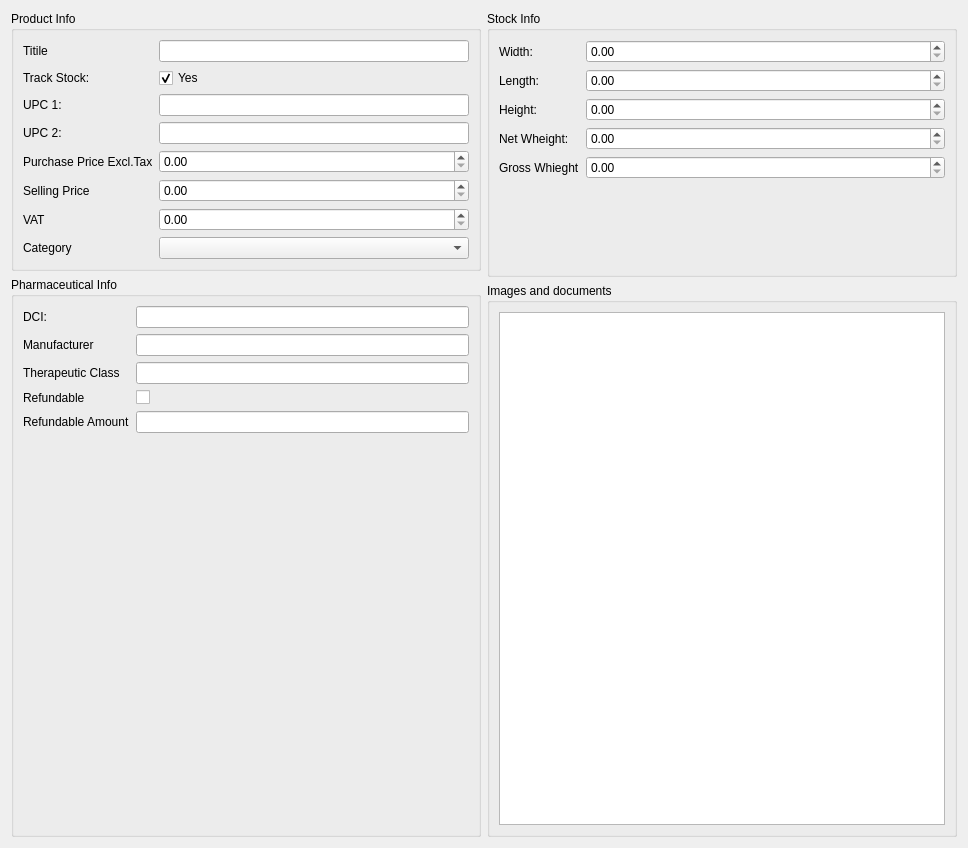
The window that catalog/products_ui/AddProductDialog.ui (cubicalia/apotekia) describes before a commit, drawn with Qt 5.
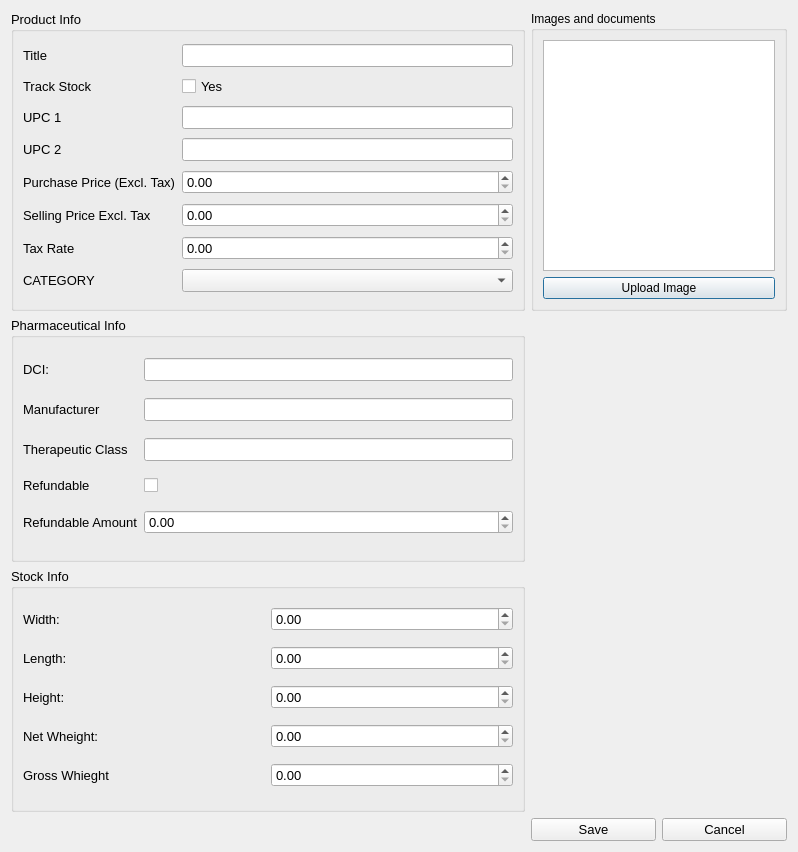
The same window after the commit.

Commit message: Add Product Dialog functionality added

The edit to the form file:
```diff
--- a/catalog/products_ui/AddProductDialog.ui
+++ b/catalog/products_ui/AddProductDialog.ui
@@ -1,276 +1,298 @@
 <?xml version="1.0" encoding="UTF-8"?>
 <ui version="4.0">
  <class>AddProductDialog</class>
- <widget class="QWidget" name="AddProductDialog">
+ <widget class="QDialog" name="AddProductDialog">
   <property name="geometry">
    <rect>
     <x>0</x>
     <y>0</y>
-    <width>968</width>
-    <height>848</height>
+    <width>798</width>
+    <height>852</height>
    </rect>
   </property>
   <property name="windowTitle">
-   <string>Form</string>
+   <string>Dialog</string>
   </property>
-  <layout class="QGridLayout" name="gridLayout">
-   <item row="0" column="2" rowspan="2">
-    <widget class="QGroupBox" name="groupBox_3">
-     <property name="title">
-      <string>Stock Info</string>
-     </property>
-     <layout class="QFormLayout" name="formLayout_3">
-      <item row="0" column="0">
-       <widget class="QLabel" name="widthLabel">
-        <property name="text">
-         <string>Width:</string>
-        </property>
-       </widget>
-      </item>
-      <item row="0" column="1">
-       <widget class="QDoubleSpinBox" name="widthDoubleSpinBox"/>
-      </item>
-      <item row="2" column="1">
-       <widget class="QDoubleSpinBox" name="widthDoubleSpinBox_2"/>
-      </item>
-      <item row="1" column="1">
-       <widget class="QDoubleSpinBox" name="widthDoubleSpinBox_3"/>
-      </item>
-      <item row="1" column="0">
-       <widget class="QLabel" name="widthLabel_3">
-        <property name="text">
-         <string>Length:</string>
-        </property>
-       </widget>
-      </item>
-      <item row="2" column="0">
-       <widget class="QLabel" name="widthLabel_2">
-        <property name="text">
-         <string>Height:</string>
-        </property>
-       </widget>
-      </item>
-      <item row="3" column="0">
-       <widget class="QLabel" name="widthLabel_4">
-        <property name="text">
-         <string>Net Wheight:</string>
-        </property>
-       </widget>
-      </item>
-      <item row="3" column="1">
-       <widget class="QDoubleSpinBox" name="widthDoubleSpinBox_4"/>
-      </item>
-      <item row="4" column="1">
-       <widget class="QDoubleSpinBox" name="widthDoubleSpinBox_5"/>
-      </item>
-      <item row="4" column="0">
-       <widget class="QLabel" name="widthLabel_5">
-        <property name="text">
-         <string>Gross Whieght</string>
-        </property>
-       </widget>
-      </item>
-     </layout>
-    </widget>
-   </item>
-   <item row="0" column="1">
+  <layout class="QGridLayout" name="gridLayout_5">
+   <item row="0" column="0">
     <widget class="QGroupBox" name="groupBox">
+     <property name="font">
+      <font>
+       <pointsize>10</pointsize>
+      </font>
+     </property>
      <property name="title">
       <string>Product Info</string>
      </property>
-     <layout class="QFormLayout" name="formLayout">
-      <item row="8" column="0">
-       <widget class="QLabel" name="refLabel">
+     <layout class="QGridLayout" name="gridLayout">
+      <item row="1" column="0">
+       <widget class="QLabel" name="label_2">
         <property name="text">
-         <string>Titile</string>
+         <string>Track Stock</string>
         </property>
        </widget>
       </item>
-      <item row="8" column="1">
-       <widget class="QLineEdit" name="refLineEdit"/>
-      </item>
-      <item row="9" column="1">
-       <widget class="QCheckBox" name="stateCheckBox">
+      <item row="0" column="0">
+       <widget class="QLabel" name="label">
         <property name="text">
-         <string>Yes</string>
+         <string>Title</string>
         </property>
-        <property name="checked">
-         <bool>true</bool>
-        </property>
        </widget>
       </item>
-      <item row="10" column="0">
-       <widget class="QLabel" name="initialBalanceLabel">
+      <item row="2" column="0">
+       <widget class="QLabel" name="label_3">
         <property name="text">
-         <string>UPC 1:</string>
+         <string>UPC 1</string>
         </property>
        </widget>
       </item>
-      <item row="10" column="1">
-       <widget class="QLineEdit" name="initialBalanceLineEdit">
-        <property name="inputMask">
-         <string notr="true"/>
-        </property>
+      <item row="3" column="0">
+       <widget class="QLabel" name="label_4">
         <property name="text">
-         <string/>
+         <string>UPC 2</string>
         </property>
-        <property name="clearButtonEnabled">
-         <bool>false</bool>
-        </property>
        </widget>
       </item>
-      <item row="11" column="0">
-       <widget class="QLabel" name="bankLabel">
+      <item row="4" column="0">
+       <widget class="QLabel" name="label_10">
         <property name="text">
-         <string>UPC 2:</string>
+         <string>Purchase Price (Excl. Tax)</string>
         </property>
        </widget>
       </item>
-      <item row="11" column="1">
-       <widget class="QLineEdit" name="bankLineEdit"/>
-      </item>
-      <item row="12" column="1">
-       <widget class="QDoubleSpinBox" name="purchasePriceExclTaxDoubleSpinBox">
-        <property name="maximum">
-         <double>999999999999999.000000000000000</double>
+      <item row="5" column="0">
+       <widget class="QLabel" name="label_5">
+        <property name="text">
+         <string>Selling Price Excl. Tax</string>
         </property>
-        <property name="singleStep">
-         <double>0.010000000000000</double>
-        </property>
        </widget>
       </item>
-      <item row="13" column="0">
-       <widget class="QLabel" name="sellingPriceLabel">
+      <item row="6" column="0">
+       <widget class="QLabel" name="label_6">
         <property name="text">
-         <string>Selling Price</string>
+         <string>Tax Rate</string>
         </property>
        </widget>
       </item>
-      <item row="13" column="1">
-       <widget class="QDoubleSpinBox" name="purchasePriceExclTaxDoubleSpinBox_2">
-        <property name="maximum">
-         <double>999999999999999.000000000000000</double>
-        </property>
-        <property name="singleStep">
-         <double>0.010000000000000</double>
-        </property>
-       </widget>
-      </item>
-      <item row="14" column="0">
-       <widget class="QLabel" name="sellingPriceLabel_2">
+      <item row="7" column="0">
+       <widget class="QLabel" name="label_7">
         <property name="text">
-         <string>VAT</string>
+         <string>CATEGORY</string>
         </property>
        </widget>
       </item>
-      <item row="14" column="1">
-       <widget class="QDoubleSpinBox" name="purchasePriceExclTaxDoubleSpinBox_3">
+      <item row="0" column="1">
+       <widget class="QLineEdit" name="lineEdit"/>
+      </item>
+      <item row="2" column="1">
+       <widget class="QLineEdit" name="lineEdit_4"/>
+      </item>
+      <item row="3" column="1">
+       <widget class="QLineEdit" name="lineEdit_6"/>
+      </item>
+      <item row="4" column="1">
+       <widget class="QDoubleSpinBox" name="doubleSpinBox"/>
+      </item>
+      <item row="5" column="1">
+       <widget class="QDoubleSpinBox" name="doubleSpinBox_2"/>
+      </item>
+      <item row="6" column="1">
+       <widget class="QDoubleSpinBox" name="doubleSpinBox_3">
         <property name="maximum">
          <double>100.000000000000000</double>
         </property>
-        <property name="singleStep">
-         <double>0.010000000000000</double>
-        </property>
        </widget>
       </item>
-      <item row="16" column="0">
-       <widget class="QLabel" name="categoryLabel">
-        <property name="text">
-         <string>Category</string>
-        </property>
-       </widget>
+      <item row="7" column="1">
+       <widget class="QComboBox" name="comboBox"/>
       </item>
-      <item row="16" column="1">
-       <widget class="QComboBox" name="categoryComboBox"/>
-      </item>
-      <item row="12" column="0">
-       <widget class="QLabel" name="purchasePriceExclTaxLabel">
+      <item row="1" column="1">
+       <widget class="QCheckBox" name="checkBox">
         <property name="text">
-         <string>Purchase Price Excl.Tax</string>
-        </property>
-       </widget>
-      </item>
-      <item row="9" column="0">
-       <widget class="QLabel" name="stateLabel">
-        <property name="text">
-         <string>Track Stock:</string>
+         <string>Yes</string>
         </property>
        </widget>
       </item>
      </layout>
     </widget>
    </item>
-   <item row="2" column="2">
+   <item row="0" column="1" colspan="2">
     <widget class="QGroupBox" name="groupBox_4">
+     <property name="maximumSize">
+      <size>
+       <width>256</width>
+       <height>300</height>
+      </size>
+     </property>
      <property name="title">
       <string>Images and documents</string>
      </property>
-     <layout class="QGridLayout" name="gridLayout_2">
+     <layout class="QGridLayout" name="gridLayout_3">
       <item row="0" column="0">
        <widget class="QGraphicsView" name="graphicsView"/>
       </item>
+      <item row="1" column="0">
+       <widget class="QPushButton" name="pushButton">
+        <property name="text">
+         <string>Upload Image</string>
+        </property>
+       </widget>
+      </item>
      </layout>
     </widget>
    </item>
-   <item row="1" column="1" rowspan="2">
+   <item row="1" column="0">
     <widget class="QGroupBox" name="groupBox_2">
+     <property name="font">
+      <font>
+       <pointsize>10</pointsize>
+      </font>
+     </property>
      <property name="title">
       <string>Pharmaceutical Info</string>
      </property>
-     <layout class="QFormLayout" name="formLayout_2">
-      <item row="8" column="0">
+     <layout class="QGridLayout" name="gridLayout_2">
+      <item row="0" column="0">
        <widget class="QLabel" name="refLabel_2">
         <property name="text">
          <string>DCI:</string>
         </property>
        </widget>
       </item>
-      <item row="8" column="1">
+      <item row="0" column="1">
        <widget class="QLineEdit" name="refLineEdit_2"/>
       </item>
-      <item row="9" column="0">
+      <item row="1" column="0">
        <widget class="QLabel" name="stateLabel_2">
         <property name="text">
          <string>Manufacturer</string>
         </property>
        </widget>
       </item>
-      <item row="9" column="1">
+      <item row="1" column="1">
        <widget class="QLineEdit" name="refLineEdit_3"/>
       </item>
-      <item row="11" column="1">
+      <item row="2" column="0">
+       <widget class="QLabel" name="therapeuticClassLabel">
+        <property name="text">
+         <string>Therapeutic Class</string>
+        </property>
+       </widget>
+      </item>
+      <item row="2" column="1">
        <widget class="QLineEdit" name="therapeuticClassLineEdit"/>
       </item>
-      <item row="14" column="0">
+      <item row="3" column="0">
        <widget class="QLabel" name="refundableLabel">
         <property name="text">
          <string>Refundable</string>
         </property>
        </widget>
       </item>
-      <item row="14" column="1">
+      <item row="3" column="1">
        <widget class="QCheckBox" name="refundableCheckBox"/>
       </item>
-      <item row="11" column="0">
-       <widget class="QLabel" name="therapeuticClassLabel">
-        <property name="text">
-         <string>Therapeutic Class</string>
-        </property>
-       </widget>
-      </item>
-      <item row="15" column="0">
+      <item row="4" column="0">
        <widget class="QLabel" name="refundableAmountLabel">
         <property name="text">
          <string>Refundable Amount</string>
         </property>
        </widget>
       </item>
-      <item row="15" column="1">
-       <widget class="QLineEdit" name="refundableAmountLineEdit"/>
+      <item row="4" column="1">
+       <widget class="QDoubleSpinBox" name="doubleSpinBox_4"/>
       </item>
      </layout>
     </widget>
    </item>
+   <item row="2" column="0">
+    <widget class="QGroupBox" name="groupBox_3">
+     <property name="font">
+      <font>
+       <pointsize>10</pointsize>
+      </font>
+     </property>
+     <property name="title">
+      <string>Stock Info</string>
+     </property>
+     <layout class="QGridLayout" name="gridLayout_4">
+      <item row="0" column="0">
+       <widget class="QLabel" name="widthLabel">
+        <property name="text">
+         <string>Width:</string>
+        </property>
+       </widget>
+      </item>
+      <item row="0" column="1">
+       <widget class="QDoubleSpinBox" name="widthDoubleSpinBox"/>
+      </item>
+      <item row="1" column="0">
+       <widget class="QLabel" name="widthLabel_3">
+        <property name="text">
+         <string>Length:</string>
+        </property>
+       </widget>
+      </item>
+      <item row="1" column="1">
+       <widget class="QDoubleSpinBox" name="widthDoubleSpinBox_3"/>
+      </item>
+      <item row="2" column="0">
+       <widget class="QLabel" name="widthLabel_2">
+        <property name="text">
+         <string>Height:</string>
+        </property>
+       </widget>
+      </item>
+      <item row="2" column="1">
+       <widget class="QDoubleSpinBox" name="widthDoubleSpinBox_2"/>
+      </item>
+      <item row="3" column="0">
+       <widget class="QLabel" name="widthLabel_4">
+        <property name="text">
+         <string>Net Wheight:</string>
+        </property>
+       </widget>
+      </item>
+      <item row="3" column="1">
+       <widget class="QDoubleSpinBox" name="widthDoubleSpinBox_4"/>
+      </item>
+      <item row="4" column="0">
+       <widget class="QLabel" name="widthLabel_5">
+        <property name="text">
+         <string>Gross Whieght</string>
+        </property>
+       </widget>
+      </item>
+      <item row="4" column="1">
+       <widget class="QDoubleSpinBox" name="widthDoubleSpinBox_5"/>
+      </item>
+     </layout>
+    </widget>
+   </item>
+   <item row="3" column="1">
+    <widget class="QPushButton" name="pushButton_2">
+     <property name="font">
+      <font>
+       <pointsize>10</pointsize>
+      </font>
+     </property>
+     <property name="text">
+      <string>Save</string>
+     </property>
+    </widget>
+   </item>
+   <item row="3" column="2">
+    <widget class="QPushButton" name="pushButton_3">
+     <property name="font">
+      <font>
+       <pointsize>10</pointsize>
+      </font>
+     </property>
+     <property name="text">
+      <string>Cancel</string>
+     </property>
+    </widget>
+   </item>
   </layout>
  </widget>
  <resources/>
```
The commit also changes 2 other files.
